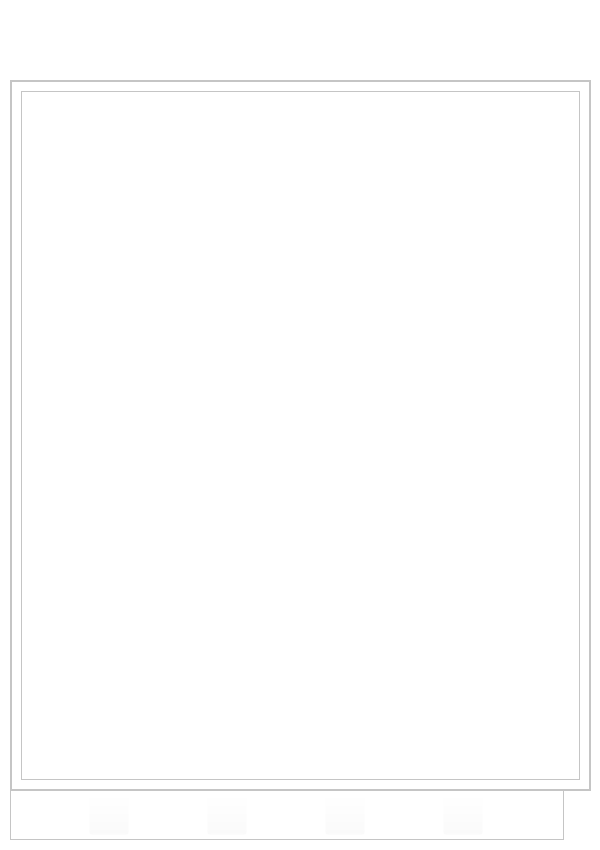
First picture: the form in seoul_tour_ver1/seoul_main_page.ui, repository yunjae6875/seoul_trip_program, before the edit.
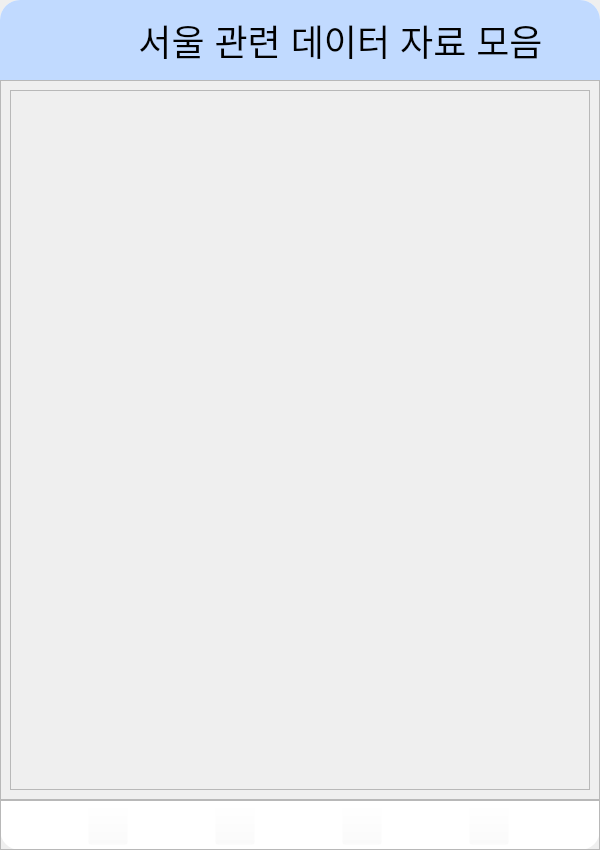
Second picture: the form after the edit. The open tabs and pages were chosen to show the change. Icons and pictures are not drawn.

Commit message: 0708 ui 수정중3

The edit to the form file:
```diff
--- a/seoul_tour_ver1/seoul_main_page.ui
+++ b/seoul_tour_ver1/seoul_main_page.ui
@@ -3154,24 +3154,36 @@
       </widget>
       <widget class="QWidget" name="main_page_6">
        <property name="styleSheet">
-        <string notr="true">background-color: rgb(255, 255, 255);</string>
+        <string notr="true">QFrame#frame_21{
+border-radius:20px;
+	background-color: white;
+}</string>
        </property>
-       <widget class="QFrame" name="main_page_6_frame">
-        <property name="geometry">
-         <rect>
-          <x>10</x>
-          <y>80</y>
-          <width>581</width>
-          <height>711</height>
-         </rect>
+       <layout class="QVBoxLayout" name="verticalLayout_18">
+        <property name="spacing">
+         <number>0</number>
         </property>
+        <property name="leftMargin">
+         <number>0</number>
+        </property>
+        <property name="topMargin">
+         <number>0</number>
+        </property>
+        <property name="rightMargin">
+         <number>0</number>
+        </property>
+        <property name="bottomMargin">
+         <number>0</number>
+        </property>
+        <item>
+         <widget class="QFrame" name="frame_21">
         <property name="frameShape">
          <enum>QFrame::StyledPanel</enum>
         </property>
         <property name="frameShadow">
          <enum>QFrame::Raised</enum>
         </property>
-        <layout class="QVBoxLayout" name="verticalLayout_20">
+          <layout class="QVBoxLayout" name="verticalLayout_19">
          <property name="spacing">
           <number>0</number>
          </property>
@@ -3187,6 +3199,136 @@
          <property name="bottomMargin">
           <number>0</number>
          </property>
+           <item>
+            <widget class="QFrame" name="frame_31">
+             <property name="minimumSize">
+              <size>
+               <width>0</width>
+               <height>80</height>
+              </size>
+             </property>
+             <property name="maximumSize">
+              <size>
+               <width>16777215</width>
+               <height>80</height>
+              </size>
+             </property>
+             <property name="styleSheet">
+              <string notr="true">background-color: rgb(193, 218, 255);
+ border-top-left-radius: 20px;
+    border-top-right-radius: 20px;</string>
+             </property>
+             <property name="frameShape">
+              <enum>QFrame::StyledPanel</enum>
+             </property>
+             <property name="frameShadow">
+              <enum>QFrame::Raised</enum>
+             </property>
+             <layout class="QHBoxLayout" name="horizontalLayout_29">
+              <property name="spacing">
+               <number>0</number>
+              </property>
+              <property name="leftMargin">
+               <number>0</number>
+              </property>
+              <property name="topMargin">
+               <number>0</number>
+              </property>
+              <property name="rightMargin">
+               <number>0</number>
+              </property>
+              <property name="bottomMargin">
+               <number>0</number>
+              </property>
+              <item>
+               <spacer name="horizontalSpacer_15">
+                <property name="orientation">
+                 <enum>Qt::Horizontal</enum>
+                </property>
+                <property name="sizeType">
+                 <enum>QSizePolicy::Fixed</enum>
+                </property>
+                <property name="sizeHint" stdset="0">
+                 <size>
+                  <width>20</width>
+                  <height>20</height>
+                 </size>
+                </property>
+               </spacer>
+              </item>
+              <item>
+               <widget class="QPushButton" name="back_btn_6">
+                <property name="minimumSize">
+                 <size>
+                  <width>60</width>
+                  <height>60</height>
+                 </size>
+                </property>
+                <property name="styleSheet">
+                 <string notr="true">background-color: rgba(255, 255, 255, 0);</string>
+                </property>
+                <property name="text">
+                 <string/>
+                </property>
+                <property name="icon">
+                 <iconset>
+                  <normaloff>../img/qt_img/back.png</normaloff>../img/qt_img/back.png</iconset>
+                </property>
+                <property name="iconSize">
+                 <size>
+                  <width>60</width>
+                  <height>60</height>
+                 </size>
+                </property>
+               </widget>
+              </item>
+              <item>
+               <spacer name="horizontalSpacer_16">
+                <property name="orientation">
+                 <enum>Qt::Horizontal</enum>
+                </property>
+                <property name="sizeHint" stdset="0">
+                 <size>
+                  <width>40</width>
+                  <height>20</height>
+                 </size>
+                </property>
+               </spacer>
+              </item>
+              <item>
+               <widget class="QLabel" name="label_5">
+                <property name="font">
+                 <font>
+                  <pointsize>27</pointsize>
+                 </font>
+                </property>
+                <property name="text">
+                 <string>서울 관련 데이터 자료 모음</string>
+                </property>
+                <property name="alignment">
+                 <set>Qt::AlignCenter</set>
+                </property>
+               </widget>
+              </item>
+              <item>
+               <spacer name="horizontalSpacer_14">
+                <property name="orientation">
+                 <enum>Qt::Horizontal</enum>
+                </property>
+                <property name="sizeType">
+                 <enum>QSizePolicy::Expanding</enum>
+                </property>
+                <property name="sizeHint" stdset="0">
+                 <size>
+                  <width>40</width>
+                  <height>20</height>
+                 </size>
+                </property>
+               </spacer>
+              </item>
+             </layout>
+            </widget>
+           </item>
          <item>
           <widget class="QScrollArea" name="map_scrollArea">
            <property name="widgetResizable">
@@ -3197,13 +3339,13 @@
              <rect>
               <x>0</x>
               <y>0</y>
-              <width>577</width>
-              <height>707</height>
+                <width>598</width>
+                <height>718</height>
              </rect>
             </property>
             <layout class="QVBoxLayout" name="verticalLayout_21">
              <item>
-              <widget class="QFrame" name="frame_22">
+                <widget class="QFrame" name="map_frame">
                <property name="frameShape">
                 <enum>QFrame::StyledPanel</enum>
                </property>
@@ -3216,17 +3358,8 @@
            </widget>
           </widget>
          </item>
-        </layout>
-       </widget>
+           <item>
        <widget class="QFrame" name="menu_btns_frame_5">
-        <property name="geometry">
-         <rect>
-          <x>10</x>
-          <y>790</y>
-          <width>554</width>
-          <height>50</height>
-         </rect>
-        </property>
         <property name="minimumSize">
          <size>
           <width>0</width>
@@ -3382,8 +3515,163 @@
          </item>
         </layout>
        </widget>
+           </item>
+          </layout>
+         </widget>
+        </item>
+       </layout>
       </widget>
       <widget class="QWidget" name="main_page_7">
+       <layout class="QVBoxLayout" name="verticalLayout_20">
+        <property name="spacing">
+         <number>0</number>
+        </property>
+        <property name="leftMargin">
+         <number>0</number>
+        </property>
+        <property name="topMargin">
+         <number>0</number>
+        </property>
+        <property name="rightMargin">
+         <number>0</number>
+        </property>
+        <property name="bottomMargin">
+         <number>0</number>
+        </property>
+        <item>
+         <widget class="QFrame" name="frame_22">
+          <property name="frameShape">
+           <enum>QFrame::StyledPanel</enum>
+          </property>
+          <property name="frameShadow">
+           <enum>QFrame::Raised</enum>
+          </property>
+          <layout class="QVBoxLayout" name="verticalLayout_23">
+           <property name="spacing">
+            <number>0</number>
+           </property>
+           <property name="leftMargin">
+            <number>0</number>
+           </property>
+           <property name="topMargin">
+            <number>0</number>
+           </property>
+           <property name="rightMargin">
+            <number>0</number>
+           </property>
+           <property name="bottomMargin">
+            <number>0</number>
+           </property>
+           <item>
+            <widget class="QFrame" name="frame_32">
+             <property name="maximumSize">
+              <size>
+               <width>16777215</width>
+               <height>80</height>
+              </size>
+             </property>
+             <property name="styleSheet">
+              <string notr="true">background-color: rgb(193, 218, 255);
+ border-top-left-radius: 20px;
+    border-top-right-radius: 20px;</string>
+             </property>
+             <property name="frameShape">
+              <enum>QFrame::StyledPanel</enum>
+             </property>
+             <property name="frameShadow">
+              <enum>QFrame::Raised</enum>
+             </property>
+             <layout class="QHBoxLayout" name="horizontalLayout_24">
+              <item>
+               <spacer name="horizontalSpacer_17">
+                <property name="orientation">
+                 <enum>Qt::Horizontal</enum>
+                </property>
+                <property name="sizeType">
+                 <enum>QSizePolicy::Fixed</enum>
+                </property>
+                <property name="sizeHint" stdset="0">
+                 <size>
+                  <width>20</width>
+                  <height>20</height>
+                 </size>
+                </property>
+               </spacer>
+              </item>
+              <item>
+               <widget class="QPushButton" name="back_btn_7">
+                <property name="minimumSize">
+                 <size>
+                  <width>60</width>
+                  <height>60</height>
+                 </size>
+                </property>
+                <property name="styleSheet">
+                 <string notr="true">background-color: rgba(255, 255, 255, 0);</string>
+                </property>
+                <property name="text">
+                 <string/>
+                </property>
+                <property name="icon">
+                 <iconset>
+                  <normaloff>../img/qt_img/back.png</normaloff>../img/qt_img/back.png</iconset>
+                </property>
+                <property name="iconSize">
+                 <size>
+                  <width>60</width>
+                  <height>60</height>
+                 </size>
+                </property>
+               </widget>
+              </item>
+              <item>
+               <spacer name="horizontalSpacer_18">
+                <property name="orientation">
+                 <enum>Qt::Horizontal</enum>
+                </property>
+                <property name="sizeHint" stdset="0">
+                 <size>
+                  <width>136</width>
+                  <height>20</height>
+                 </size>
+                </property>
+               </spacer>
+              </item>
+              <item>
+               <widget class="QLabel" name="grahp_title_lab">
+                <property name="font">
+                 <font>
+                  <pointsize>27</pointsize>
+                 </font>
+                </property>
+                <property name="text">
+                 <string>그래프 제목</string>
+                </property>
+                <property name="alignment">
+                 <set>Qt::AlignCenter</set>
+                </property>
+               </widget>
+              </item>
+              <item>
+               <spacer name="horizontalSpacer_19">
+                <property name="orientation">
+                 <enum>Qt::Horizontal</enum>
+                </property>
+                <property name="sizeType">
+                 <enum>QSizePolicy::Expanding</enum>
+                </property>
+                <property name="sizeHint" stdset="0">
+                 <size>
+                  <width>135</width>
+                  <height>20</height>
+                 </size>
+                </property>
+               </spacer>
+              </item>
+             </layout>
+            </widget>
+           </item>
+           <item>
        <widget class="QFrame" name="frame_23">
         <property name="geometry">
          <rect>
@@ -3422,6 +3710,11 @@
          </item>
         </layout>
        </widget>
+           </item>
+          </layout>
+         </widget>
+        </item>
+       </layout>
       </widget>
      </widget>
     </item>
```
Left out of the diff: 29 changed lines with no effect on the pictures. Lines whose indentation alone changed are shown as unchanged. The commit also changes 5 other files.
